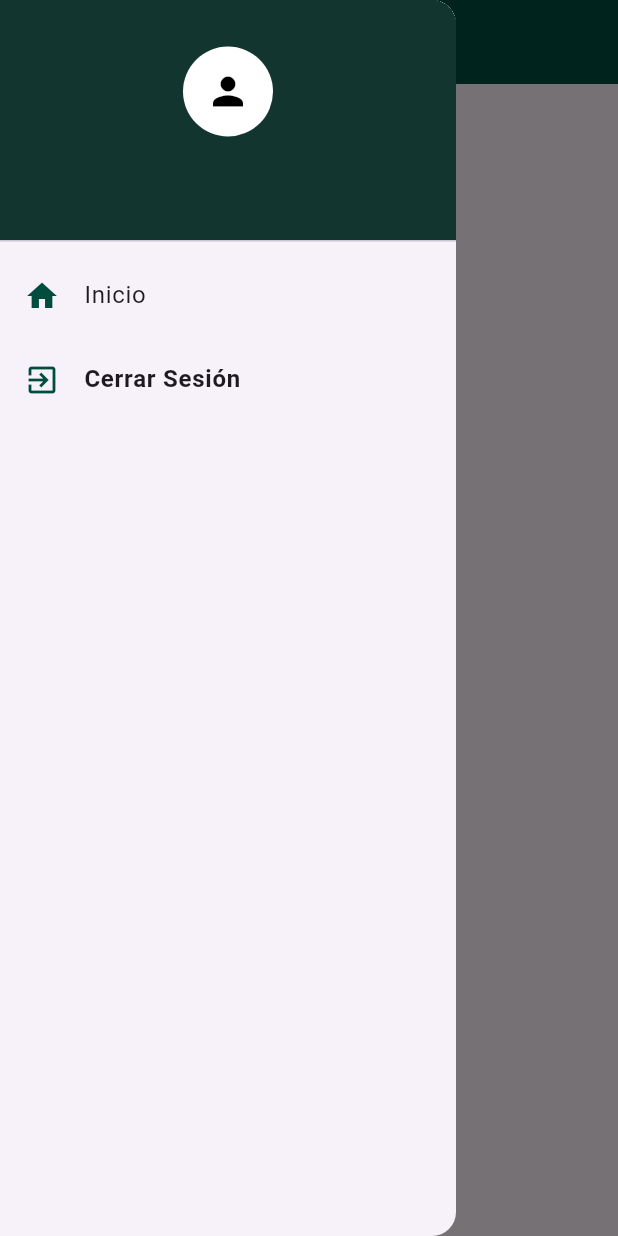
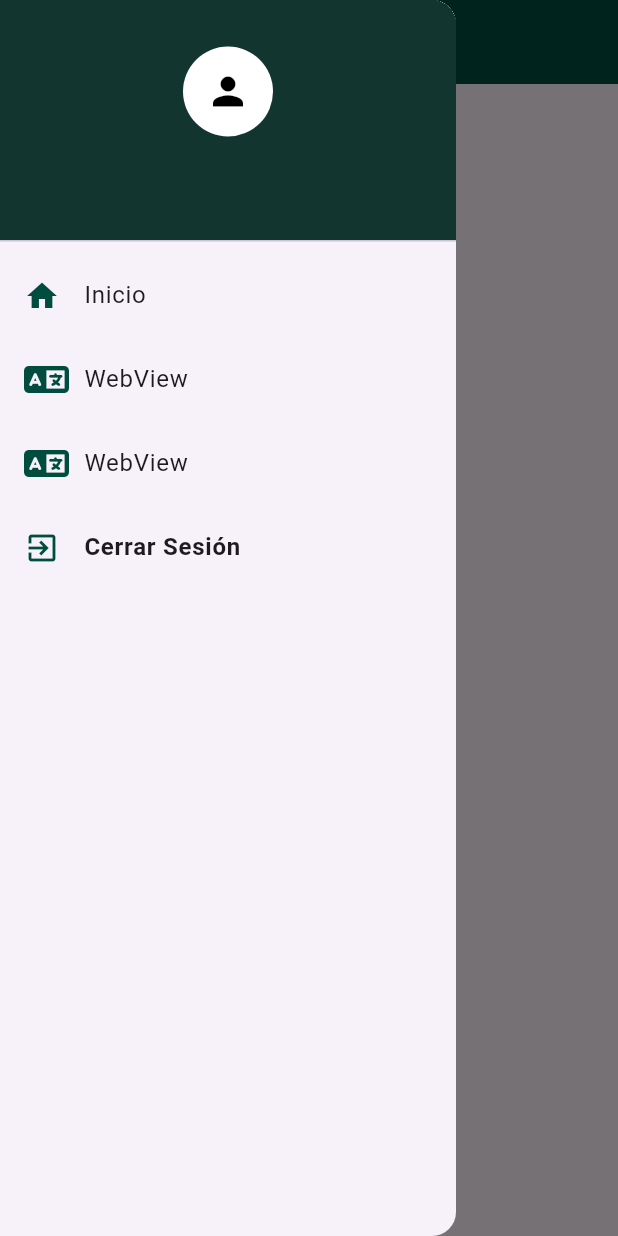
Before and after one commit to JesusJaldin2002/ProyectoSW1Movil, a Flutter app: the HomeScreen screen opened by its route, with the side drawer open, on a phone screen of 412 x 824 dp. Run offline on Flutter 3.47's test engine with Material 3 defaults, Android fonts, the phone set to English and light mode, and no system bars; our stand-ins replace flutter_dotenv, font_awesome_flutter, get, permission_handler, shared_preferences, webview_flutter; missing offline and left inert: webview_flutter_wkwebview; accounts and stored records are empty.

Commit message:
"Added permissions and webview functionality to AndroidManifest.xml, updated Dart code to include new screens and widgets, and modified pubspec files to include new dependencies."

```diff
--- a/lib/main.dart
+++ b/lib/main.dart
@@ -12,7 +12,7 @@ void main() async {
 }
 
 class MyApp extends StatefulWidget {
-  const MyApp({super.key});
+  const MyApp({Key? key}) : super(key: key);
 
   @override
   State<MyApp> createState() => _MyAppState();
@@ -35,6 +35,7 @@ class _MyAppState extends State<MyApp> {
         GetPage(name: '/', page: () => LoginScreen()),
         GetPage(name: '/home', page: () => const HomeScreen(), middlewares: [AuthMiddleware()]),
         GetPage(name: '/register', page: () => RegisterScreen(), middlewares: [AuthMiddleware()]),
+        GetPage(name: '/webview', page: () => const WebViewScreen(), middlewares: [AuthMiddleware()]),
 
 
       ],
@@ -49,6 +50,7 @@ class AuthMiddleware extends GetMiddleware {
     SharedPreferences.getInstance().then((prefs) {
       bool isAuthenticated = prefs.getBool('isAuthenticated') ?? false;
       if (!isAuthenticated) {
+        // ignore: avoid_print
         print('Not authenticated, redirecting to /');
         return const RouteSettings(name: '/');
       }
--- a/lib/src/screens/home/home_screen.dart
+++ b/lib/src/screens/home/home_screen.dart
@@ -2,7 +2,7 @@ import 'package:flutter/material.dart';
 import 'package:proyecto_sw1_movil/src/shared/shared.dart';
 
 class HomeScreen extends StatelessWidget {
-  const HomeScreen({super.key});
+  const HomeScreen({Key? key}) : super(key: key);
 
   @override
   Widget build(BuildContext context) {
--- a/lib/src/screens/login/login_screen.dart
+++ b/lib/src/screens/login/login_screen.dart
@@ -5,7 +5,7 @@ import 'package:proyecto_sw1_movil/src/screens/login/login_controller.dart';
 class LoginScreen extends StatelessWidget {
   final LoginController controller = Get.put(LoginController());
 
-  LoginScreen({super.key});
+  LoginScreen({Key? key}) : super(key: key);
 
   @override
   Widget build(BuildContext context) {
--- a/lib/src/screens/register/register_screen.dart
+++ b/lib/src/screens/register/register_screen.dart
@@ -6,7 +6,7 @@ class RegisterScreen extends StatelessWidget {
 
   final RegisterController controller  = Get.put(RegisterController());
 
-  RegisterScreen({super.key});
+  RegisterScreen({Key? key}) : super(key: key);
 
   @override
   Widget build(BuildContext context) {
--- a/lib/src/screens/screens.dart
+++ b/lib/src/screens/screens.dart
@@ -1,3 +1,4 @@
 export 'login/login_screen.dart';
 export 'register/register_screen.dart';
 export 'home/home_screen.dart';
+export 'webview/web_view_screen.dart';
--- a/lib/src/shared/widgets/sidebar.dart
+++ b/lib/src/shared/widgets/sidebar.dart
@@ -1,9 +1,9 @@
 import 'package:flutter/material.dart';
 import 'package:get/get.dart';
 import 'package:proyecto_sw1_movil/src/providers/users_provider.dart';
-
+import 'package:font_awesome_flutter/font_awesome_flutter.dart';
 class Sidebar extends StatelessWidget {
-  Sidebar({super.key});
+  Sidebar({Key? key}) : super(key: key);
   final UsersProvider usersProvider = UsersProvider();
 
   @override
@@ -59,6 +59,16 @@ class Sidebar extends StatelessWidget {
                   onTap: () => _onItemTapped(0),
                 ),
                 ListTile(
+                  leading: const Icon(FontAwesomeIcons.language, color: Color(0xFF004D40)),
+                  title: const Text('WebView'),
+                  onTap: () => _onItemTapped(1),
+                ),
+                ListTile(
+                  leading: const Icon(FontAwesomeIcons.language, color: Color(0xFF004D40)),
+                  title: const Text('WebView'),
+                  onTap: () => _onItemTapped(1),
+                ),
+                ListTile(
                   leading: const Icon(Icons.exit_to_app, color: Color(0xFF004D40)),
                   title: const Text(
                     'Cerrar Sesión',
@@ -81,6 +91,9 @@ class Sidebar extends StatelessWidget {
       case 0:
         Get.offAllNamed('/home');
         break;
+      case 1:
+        Get.offAllNamed('/webview');
+        break;
       case 2:
         usersProvider.logout();
         break;
```
Also changed, not shown: lib/src/screens/webview/web_view_screen.dart (added, +97 -0 lines), pubspec.yaml (+5 -3 lines), pubspec.lock, 3 other files.
